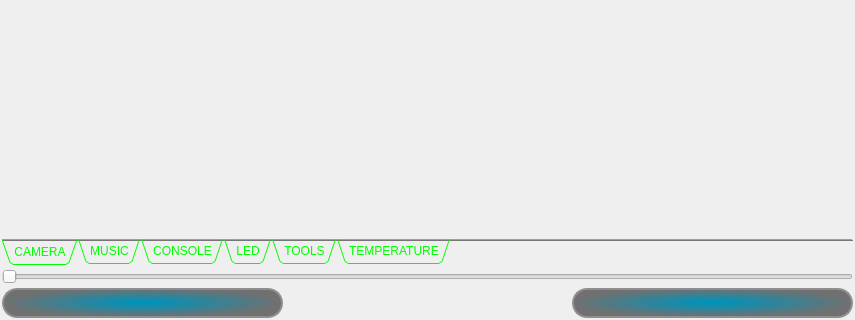
The window that iDom_Client/idom_client.ui (cyniu88/QT_kurs) describes before a commit, drawn with Qt 5; both pictures show x 0 to 855 and y 587 to 907 of the 855 by 907 pixel window.
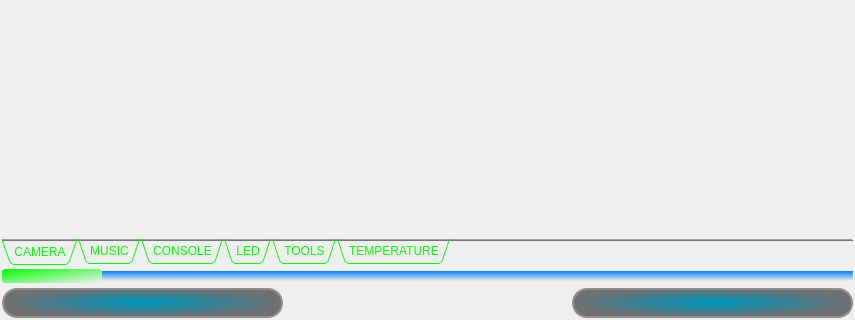
The same window after the commit. The open tabs and pages were chosen to show the change. Icons and pictures are not drawn.

Commit message: now awersja exe plus poprawki gui

```diff
--- a/iDom_Client/idom_client.ui
+++ b/iDom_Client/idom_client.ui
@@ -2763,7 +2763,20 @@
        <bool>false</bool>
       </property>
       <property name="styleSheet">
-       <string notr="true"/>
+       <string notr="true">QSlider::groove:horizontal {
+    
+    height: 10px; /* the groove expands to the size of the slider by default. by giving it a height, it has a fixed size */
+    background: qlineargradient(x1:0, y1:0, x2:0, y2:1, stop:0 #007FFF, stop:1 #EEEEEE);
+    margin: 2px 0;
+}
+
+QSlider::handle:horizontal {
+    background: qlineargradient(x1:0, y1:0, x2:1, y2:1, stop:0 #00FF00, stop:1 #EEEEEE);
+   height: 5px;
+    width: 100px;
+    margin: -2px 0; /* handle is placed by default on the contents rect of the groove. Expand outside the groove */
+    border-radius: 3px;
+}</string>
       </property>
       <property name="orientation">
        <enum>Qt::Horizontal</enum>
```
Left out of the diff: 4 changed lines with no effect on the pictures. The commit also changes 1 other file.
